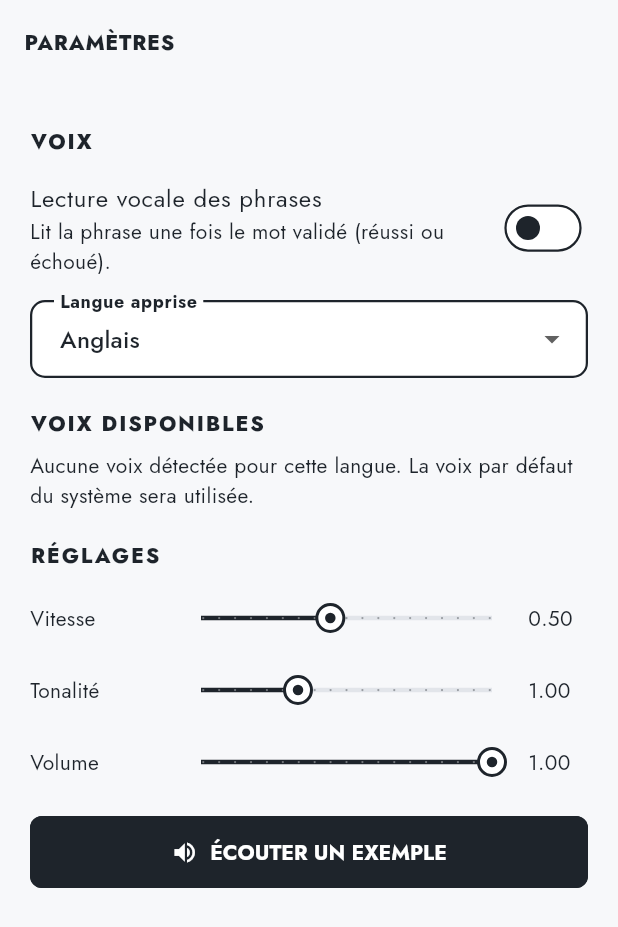
After one commit to Croquette1995/Motio, a Flutter app: the SettingsScreen screen opened by its route, after a tap on "Lecture vocale des phrases", on a phone screen of 412 x 824 dp. The commit adds this screen. Shown: the top 927 px of the screen. Run offline on Flutter 3.47's test engine with Material 3 defaults, Android fonts, the phone set to English and light mode, and no system bars; our stand-ins replace dio, drift, drift_flutter, flutter_riverpod, flutter_tts, go_router and 2 more; missing offline and left inert: google_mlkit_digital_ink_recognition; accounts and stored records are empty; generated files the repository leaves out were written again.

Commit message:
feat: lecture vocale des phrases (TTS) et écran Paramètres (/settings)

```diff
--- a/lib/src/features/learning_engine/presentation/dashboard_screen.dart
+++ b/lib/src/features/learning_engine/presentation/dashboard_screen.dart
@@ -43,6 +43,11 @@ class DashboardScreen extends ConsumerWidget {
             icon: const Icon(Icons.list_alt),
             tooltip: 'Catalogue du Vocabulaire',
             onPressed: () => context.push('/vocabulary'),
+          ),
+          IconButton(
+            icon: const Icon(Icons.settings),
+            tooltip: 'Paramètres',
+            onPressed: () => context.push('/settings'),
           ),
         ],
       ),
--- /dev/null
+++ b/lib/src/features/settings/application/voice_settings_controller.dart
@@ -0,0 +1,78 @@
+import 'package:flutter_riverpod/flutter_riverpod.dart';
+import 'package:shared_preferences/shared_preferences.dart';
+import '../domain/voice_settings.dart';
+import 'tts_service.dart';
+
+final ttsServiceProvider = Provider<TtsService>((ref) => TtsService());
+
+final availableVoicesProvider =
+    FutureProvider.family<List<TtsVoice>, String>((ref, languageCode) {
+  return ref.read(ttsServiceProvider).voicesFor(languageCode);
+});
+
+class VoiceSettingsNotifier extends Notifier<VoiceSettings> {
+  static const _kAuto = 'tts_auto';
+  static const _kLang = 'tts_lang';
+  static const _kVoice = 'tts_voice';
+  static const _kLocale = 'tts_locale';
+  static const _kRate = 'tts_rate';
+  static const _kPitch = 'tts_pitch';
+  static const _kVolume = 'tts_volume';
+
+  @override
+  VoiceSettings build() {
+    _load();
+    return const VoiceSettings();
+  }
+
+  Future<void> _load() async {
+    final p = await SharedPreferences.getInstance();
+    state = VoiceSettings(
+      autoPlay: p.getBool(_kAuto) ?? true,
+      languageCode: p.getString(_kLang) ?? 'en',
+      voiceName: p.getString(_kVoice),
+      voiceLocale: p.getString(_kLocale),
+      rate: p.getDouble(_kRate) ?? 0.5,
+      pitch: p.getDouble(_kPitch) ?? 1.0,
+      volume: p.getDouble(_kVolume) ?? 1.0,
+    );
+  }
+
+  Future<void> _save() async {
+    final p = await SharedPreferences.getInstance();
+    await p.setBool(_kAuto, state.autoPlay);
+    await p.setString(_kLang, state.languageCode);
+    if (state.voiceName == null) {
+      await p.remove(_kVoice);
+      await p.remove(_kLocale);
+    } else {
+      await p.setString(_kVoice, state.voiceName!);
+      await p.setString(_kLocale, state.voiceLocale ?? '');
+    }
+    await p.setDouble(_kRate, state.rate);
+    await p.setDouble(_kPitch, state.pitch);
+    await p.setDouble(_kVolume, state.volume);
+  }
+
+  void _update(VoiceSettings s) {
+    state = s;
+    _save();
+  }
+
+  void setAutoPlay(bool v) => _update(state.copyWith(autoPlay: v));
+  void setLanguage(String code) =>
+      _update(state.copyWith(languageCode: code, clearVoice: true));
+  void setVoice(TtsVoice? v) => _update(v == null
+      ? state.copyWith(clearVoice: true)
+      : state.copyWith(voiceName: v.name, voiceLocale: v.locale));
+  void setRate(double v) => _update(state.copyWith(rate: v));
+  void setPitch(double v) => _update(state.copyWith(pitch: v));
+  void setVolume(double v) => _update(state.copyWith(volume: v));
+
+  /// Lit un texte avec les réglages courants (aperçu ou carte).
+  Future<void> speak(String text, {VoiceSettings? override}) =>
+      ref.read(ttsServiceProvider).speak(text, override ?? state);
+}
+
+final voiceSettingsProvider =
+    NotifierProvider<VoiceSettingsNotifier, VoiceSettings>(VoiceSettingsNotifier.new);
--- /dev/null
+++ b/lib/src/features/settings/domain/voice_settings.dart
@@ -0,0 +1,78 @@
+/// Voix de synthèse disponible sur l'appareil.
+class TtsVoice {
+  final String name;
+  final String locale;
+
+  const TtsVoice({required this.name, required this.locale});
+
+  /// Déduction approximative du genre à partir du nom (non fiable selon les moteurs).
+  VoiceGender get gender {
+    final n = name.toLowerCase();
+    const female = ['female', 'woman', 'fem', 'zira', 'samantha', 'karen', 'victoria', 'susan', 'hazel', 'serena', 'moira', 'tessa', 'fiona', 'allison', 'ava', 'jenny', 'aria', '-sfg', '-iob', '-iog', '-tpc', '-tpf'];
+    const male = ['male', 'man', 'david', 'mark', 'alex', 'daniel', 'fred', 'tom', 'oliver', 'george', 'guy', 'ryan', '-iom', '-tpd', '-rjs', '-sfg'];
+    if (female.any((k) => n.contains(k)) && !n.contains('male') || n.contains('female')) {
+      return VoiceGender.female;
+    }
+    if (male.any((k) => n.contains(k))) return VoiceGender.male;
+    return VoiceGender.unknown;
+  }
+
+  Map<String, String> toMap() => {'name': name, 'locale': locale};
+}
+
+enum VoiceGender { female, male, unknown }
+
+class LearningLanguage {
+  final String code; // ex: 'en'
+  final String label;
+  final String defaultLocale; // ex: 'en-US'
+
+  const LearningLanguage(this.code, this.label, this.defaultLocale);
+
+  static const english = LearningLanguage('en', 'Anglais', 'en-US');
+  static const all = [english];
+}
+
+class VoiceSettings {
+  final bool autoPlay;
+  final String languageCode;
+  final String? voiceName;
+  final String? voiceLocale;
+  final double rate; // 0.1 - 1.0
+  final double pitch; // 0.5 - 2.0
+  final double volume; // 0.0 - 1.0
+
+  const VoiceSettings({
+    this.autoPlay = true,
+    this.languageCode = 'en',
+    this.voiceName,
+    this.voiceLocale,
+    this.rate = 0.5,
+    this.pitch = 1.0,
+    this.volume = 1.0,
+  });
+
+  LearningLanguage get language => LearningLanguage.all
+      .firstWhere((l) => l.code == languageCode, orElse: () => LearningLanguage.english);
+
+  VoiceSettings copyWith({
+    bool? autoPlay,
+    String? languageCode,
+    String? voiceName,
+    String? voiceLocale,
+    bool clearVoice = false,
+    double? rate,
+    double? pitch,
+    double? volume,
+  }) {
+    return VoiceSettings(
+      autoPlay: autoPlay ?? this.autoPlay,
+      languageCode: languageCode ?? this.languageCode,
+      voiceName: clearVoice ? null : (voiceName ?? this.voiceName),
+      voiceLocale: clearVoice ? null : (voiceLocale ?? this.voiceLocale),
+      rate: rate ?? this.rate,
+      pitch: pitch ?? this.pitch,
+      volume: volume ?? this.volume,
+    );
+  }
+}
--- /dev/null
+++ b/lib/src/features/settings/presentation/settings_screen.dart
@@ -0,0 +1,157 @@
+import 'package:flutter/material.dart';
+import 'package:flutter_riverpod/flutter_riverpod.dart';
+import '../../../core/theme/bauhaus_theme.dart';
+import '../application/voice_settings_controller.dart';
+import '../domain/voice_settings.dart';
+
+class SettingsScreen extends ConsumerWidget {
+  const SettingsScreen({super.key});
+
+  static const _sample = 'The quick brown fox jumps over the lazy dog.';
+
+  @override
+  Widget build(BuildContext context, WidgetRef ref) {
+    final s = ref.watch(voiceSettingsProvider);
+    final n = ref.read(voiceSettingsProvider.notifier);
+    final voicesAsync = ref.watch(availableVoicesProvider(s.languageCode));
+    final b = context.bauhaus;
+    final t = Theme.of(context).textTheme;
+
+    Widget section(String title) => Padding(
+          padding: const EdgeInsets.only(top: 20, bottom: 8),
+          child: Text(
+            title,
+            style: t.labelLarge?.copyWith(
+              fontWeight: FontWeight.w800,
+              letterSpacing: 1.2,
+              color: b.slate,
+            ),
+          ),
+        );
+
+    Widget slider(String label, double value, double min, double max,
+        ValueChanged<double> onChanged) {
+      return Row(
+        children: [
+          SizedBox(width: 90, child: Text(label)),
+          Expanded(
+            child: Slider(
+              value: value.clamp(min, max),
+              min: min,
+              max: max,
+              divisions: 18,
+              label: value.toStringAsFixed(2),
+              onChanged: onChanged,
+            ),
+          ),
+          SizedBox(width: 40, child: Text(value.toStringAsFixed(2))),
+        ],
+      );
+    }
+
+    return Scaffold(
+      appBar: AppBar(
+        title: const Text(
+          'PARAMÈTRES',
+          style: TextStyle(fontWeight: FontWeight.w800, letterSpacing: 0.5),
+        ),
+      ),
+      body: Center(
+        child: ConstrainedBox(
+          constraints: const BoxConstraints(maxWidth: 600),
+          child: ListView(
+            padding: const EdgeInsets.symmetric(horizontal: 20, vertical: 8),
+            children: [
+              section('VOIX'),
+              SwitchListTile(
+                contentPadding: EdgeInsets.zero,
+                title: const Text('Lecture vocale des phrases'),
+                subtitle: const Text(
+                    'Lit la phrase une fois le mot validé (réussi ou échoué).'),
+                value: s.autoPlay,
+                onChanged: n.setAutoPlay,
+              ),
+              const SizedBox(height: 8),
+              DropdownButtonFormField<String>(
+                value: s.languageCode,
+                decoration: const InputDecoration(labelText: 'Langue apprise'),
+                items: [
+                  for (final l in LearningLanguage.all)
+                    DropdownMenuItem(value: l.code, child: Text(l.label)),
+                ],
+                onChanged: (v) {
+                  if (v != null) n.setLanguage(v);
+                },
+              ),
+              section('VOIX DISPONIBLES'),
+              voicesAsync.when(
+                loading: () => const Padding(
+                  padding: EdgeInsets.all(16),
+                  child: Center(child: CircularProgressIndicator()),
+                ),
+                error: (_, __) => const Text('Impossible de charger les voix.'),
+                data: (voices) {
+                  if (voices.isEmpty) {
+                    return const Text(
+                        'Aucune voix détectée pour cette langue. La voix par défaut du système sera utilisée.');
+                  }
+                  return Column(
+                    children: [
+                      RadioListTile<String?>(
+                        contentPadding: EdgeInsets.zero,
+                        title: const Text('Voix par défaut du système'),
+                        value: null,
+                        groupValue: s.voiceName,
+                        onChanged: (_) => n.setVoice(null),
+                      ),
+                      for (final v in voices)
+                        RadioListTile<String?>(
+                          contentPadding: EdgeInsets.zero,
+                          title: Text(v.name),
+                          subtitle: Text(
+                            '${v.locale} · ${switch (v.gender) {
+                              VoiceGender.female => 'voix féminine',
+                              VoiceGender.male => 'voix masculine',
+                              VoiceGender.unknown => 'genre non précisé',
+                            }}',
+                          ),
+                          value: v.name,
+                          groupValue: s.voiceName,
+                          secondary: IconButton(
+                            icon: const Icon(Icons.play_circle_outline),
+                            tooltip: 'Écouter cette voix',
+                            onPressed: () => n.speak(
+                              _sample,
+                              override: s.copyWith(
+                                  voiceName: v.name, voiceLocale: v.locale),
+                            ),
+                          ),
+                          onChanged: (_) => n.setVoice(v),
+                        ),
+                    ],
+                  );
+                },
+              ),
+              section('RÉGLAGES'),
+              slider('Vitesse', s.rate, 0.1, 1.0, n.setRate),
+              slider('Tonalité', s.pitch, 0.5, 2.0, n.setPitch),
+              slider('Volume', s.volume, 0.0, 1.0, n.setVolume),
+              const SizedBox(height: 12),
+              FilledButton.icon(
+                style: FilledButton.styleFrom(
+                  backgroundColor: b.slate,
+                  foregroundColor: b.cardSurface,
+                  padding: const EdgeInsets.symmetric(vertical: 14),
+                ),
+                onPressed: () => n.speak(_sample),
+                icon: const Icon(Icons.volume_up),
+                label: const Text('ÉCOUTER UN EXEMPLE'),
+              ),
+              const SizedBox(height: 24),
+            ],
+          ),
+        ),
+      ),
+    );
+  }
+}
--- a/lib/src/routing/app_router.dart
+++ b/lib/src/routing/app_router.dart
@@ -3,6 +3,7 @@ import 'package:go_router/go_router.dart';
 import '../features/learning_engine/presentation/dashboard_screen.dart';
 import '../features/learning_engine/presentation/session_screen.dart';
 import '../features/practice_canvas/presentation/digital_ink_init_screen.dart';
+import '../features/settings/presentation/settings_screen.dart';
 import '../features/vocabulary/presentation/category_screen.dart';
 
 final appRouterProvider = Provider<GoRouter>((ref) {
@@ -25,6 +26,11 @@ final appRouterProvider = Provider<GoRouter>((ref) {
         builder: (context, state) => const CategoryScreen(),
       ),
       GoRoute(
+        path: '/settings',
+        name: 'settings',
+        builder: (context, state) => const SettingsScreen(),
+      ),
+      GoRoute(
         path: '/session',
         name: 'session',
         builder: (context, state) => const SessionScreen(),
--- a/pubspec.yaml
+++ b/pubspec.yaml
@@ -31,6 +31,8 @@ dependencies:
   path_provider: ^2.1.5
   path: ^1.9.1
   google_fonts: ^6.2.1
+  flutter_tts: ^4.2.5
+  shared_preferences: ^2.5.5
 
 dev_dependencies:
   flutter_test:
```
Also changed, not shown: lib/src/features/learning_engine/presentation/session_screen.dart (+22 -5 lines), lib/src/features/settings/application/tts_service.dart (added, +57 -0 lines), pubspec.lock, 1 other file.
